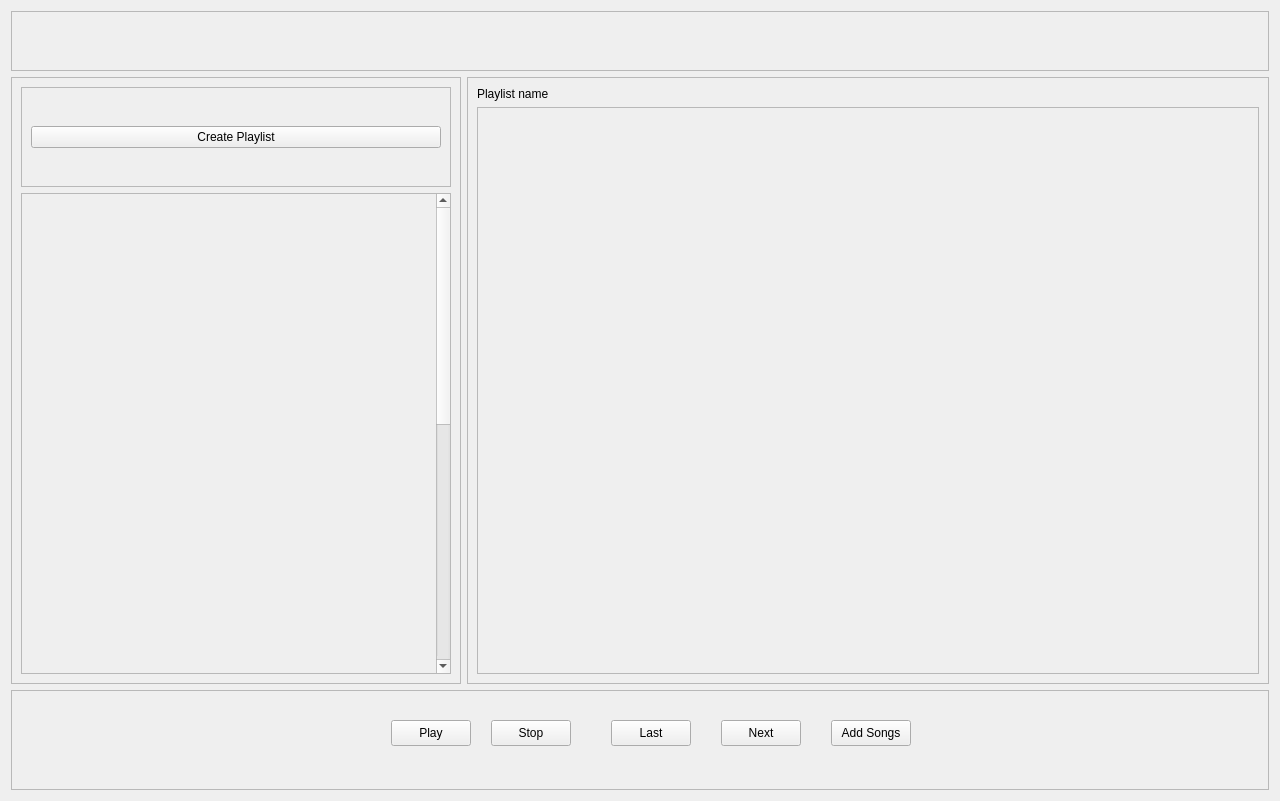
Above: SoundDrive/main.ui from Nmstr/SoundDrive before the change. Below: the same form after it.
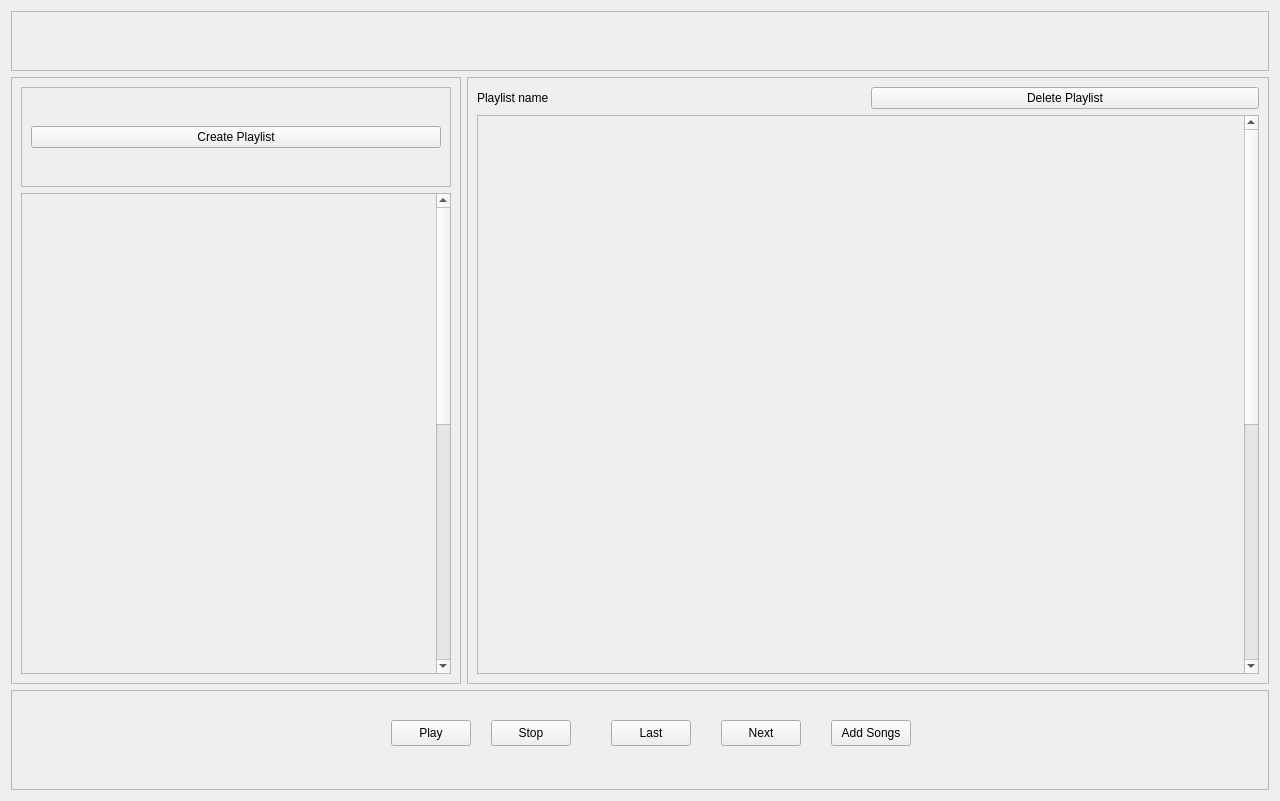
That is the form after the change.

Commit message: playlists can now be deleted

Diff of the .ui file:
```diff
--- a/SoundDrive/main.ui
+++ b/SoundDrive/main.ui
@@ -293,15 +293,22 @@
       </layout>
      </widget>
      <widget class="QWidget" name="playlist_page">
-      <layout class="QVBoxLayout" name="verticalLayout_2">
-       <item>
+      <layout class="QGridLayout" name="gridLayout_4">
+       <item row="0" column="0">
         <widget class="QLabel" name="playlist_name_label">
          <property name="text">
           <string>Playlist name</string>
          </property>
         </widget>
        </item>
-       <item>
+       <item row="0" column="1">
+        <widget class="QPushButton" name="delete_playlist_btn">
+         <property name="text">
+          <string>Delete Playlist</string>
+         </property>
+        </widget>
+       </item>
+       <item row="3" column="0" colspan="2">
         <widget class="QScrollArea" name="playlist_songs_scroll">
          <property name="widgetResizable">
           <bool>true</bool>
@@ -311,10 +318,16 @@
            <rect>
             <x>0</x>
             <y>0</y>
-            <width>784</width>
-            <height>565</height>
+            <width>770</width>
+            <height>1000</height>
            </rect>
           </property>
+          <property name="minimumSize">
+           <size>
+            <width>0</width>
+            <height>1000</height>
+           </size>
+          </property>
          </widget>
         </widget>
        </item>
```
The commit also changes 4 other files.
